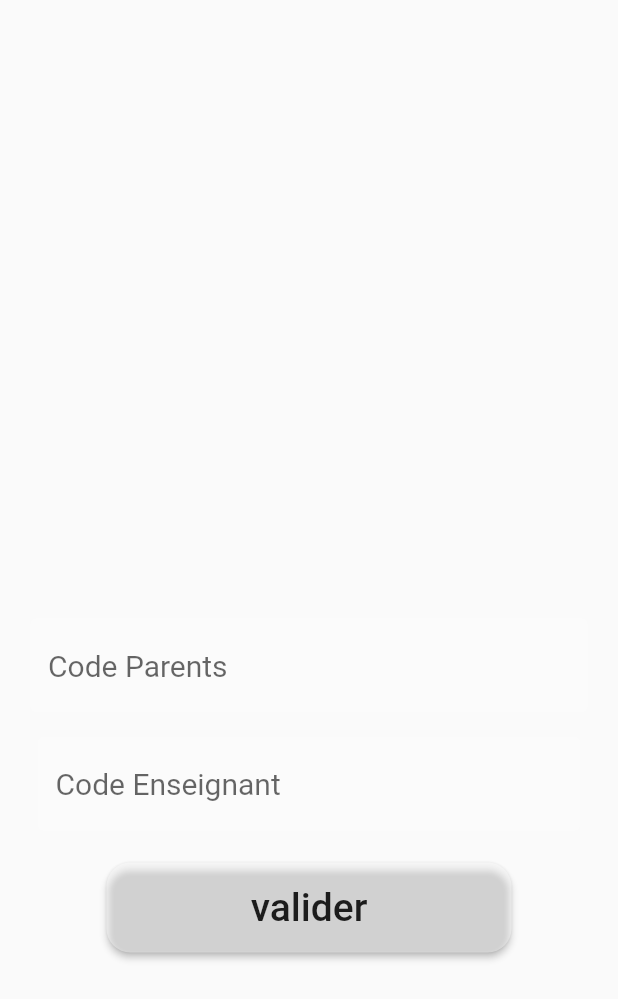
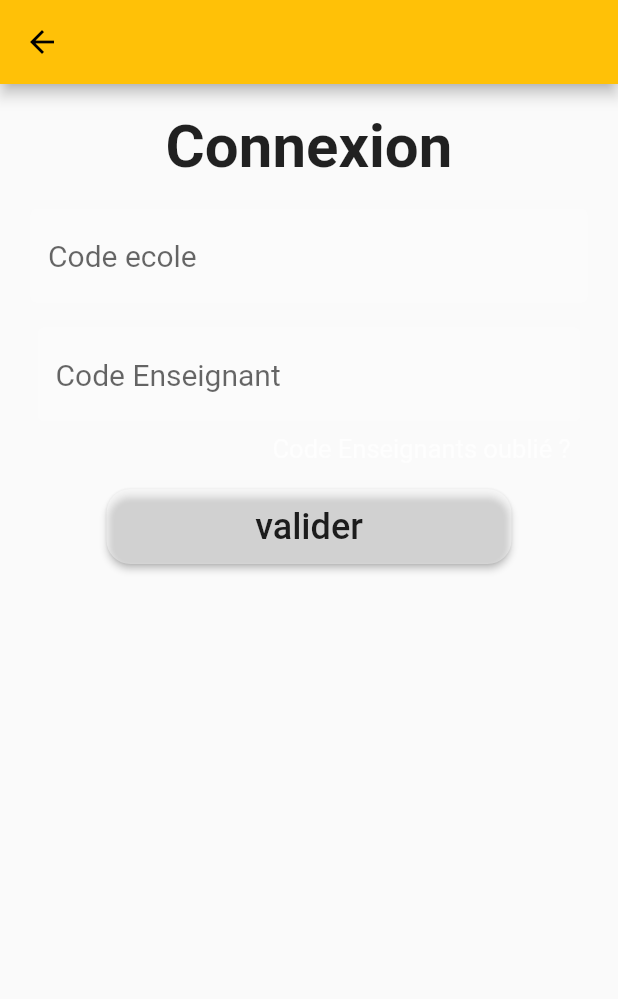
Before and after one commit to ATOME22/LottieConfirm, a Flutter app: the SignUpEnsei screen opened directly, on a phone screen of 412 x 824 dp. Shown: the top 999 px of the screen. Run offline on Flutter 3.47's test engine with Material 2 defaults, Android fonts, the phone set to English and light mode, and no system bars; our stand-ins replace get, lottie, splashscreen; missing offline and left inert: tracknotes; Roboto replaces fonts that are missing (Poppins, poppins).

Commit message:
mise en place de l'option code enseignant oubié

```diff
--- a/testlottie/lib/screen/SignUp.dart
+++ b/testlottie/lib/screen/SignUp.dart
@@ -1,6 +1,7 @@
 import 'package:flutter/material.dart';
 import 'package:get/get.dart';
-import 'package:testlottie/screen/home.dart';
+import 'package:tracknotes/views/auth/Enseignants/Login.dart';
+import 'package:tracknotes/views/home.dart';
 
 class SignUpEnsei extends StatelessWidget {
   const SignUpEnsei({Key? key}) : super(key: key);
@@ -8,11 +9,17 @@ class SignUpEnsei extends StatelessWidget {
   @override
   Widget build(BuildContext context) {
     return Scaffold(
+      appBar: AppBar(),
       body: Column(
         children: [
-          Expanded(
-            child: Container(
-              height: 300.0,
+          Container(
+            margin: const EdgeInsets.symmetric(vertical: 18.0),
+            child: const Text(
+              'Connexion',
+              style: TextStyle(
+                  fontFamily: 'Poppins',
+                  fontSize: 40.0,
+                  fontWeight: FontWeight.bold),
             ),
           ),
           Expanded(
@@ -27,7 +34,7 @@ class SignUpEnsei extends StatelessWidget {
                         ),
                         fillColor: Colors.white10,
                         filled: true,
-                        hintText: 'Code Parents',
+                        hintText: 'Code ecole',
                         hintStyle:
                             TextStyle(fontFamily: 'poppins', fontSize: 20.0)),
                     cursorColor: Colors.white,
@@ -50,16 +57,32 @@ class SignUpEnsei extends StatelessWidget {
                   ),
                 ),
                 const SizedBox(
-                  height: 2,
+                  height: 8,
                 ),
                 Container(
-                  margin: const EdgeInsets.symmetric(vertical: 19),
+                  margin: const EdgeInsets.only(left: 150.0),
+                  child: InkWell(
+                    onTap: () {
+                      Get.to(
+                        const LoginEnseignants(),
+                      );
+                    },
+                    child: const Text(
+                      'Code Enseignants oublié ?',
+                      style: TextStyle(
+                          fontFamily: 'poppins',
+                          fontSize: 17.0,
+                          color: Colors.white70),
+                    ),
+                  ),
+                ),
+                Container(
+                  margin: const EdgeInsets.symmetric(vertical: 17),
                   width: 270,
-                  height: 60,
+                  height: 50,
                   child: RaisedButton(
                     onPressed: () {
-                      Get.to(
-                        const HomePage(),
+                      Get.to(const HomePage(),
                           duration: const Duration(milliseconds: 300),
                           transition: Transition.cupertino);
                     },
@@ -70,7 +93,7 @@ class SignUpEnsei extends StatelessWidget {
                     child: const Text(
                       'valider',
                       style: TextStyle(
-                        fontSize: 26,
+                        fontSize: 24,
                         fontFamily: 'Sans-serif',
                       ),
                     ),
```
